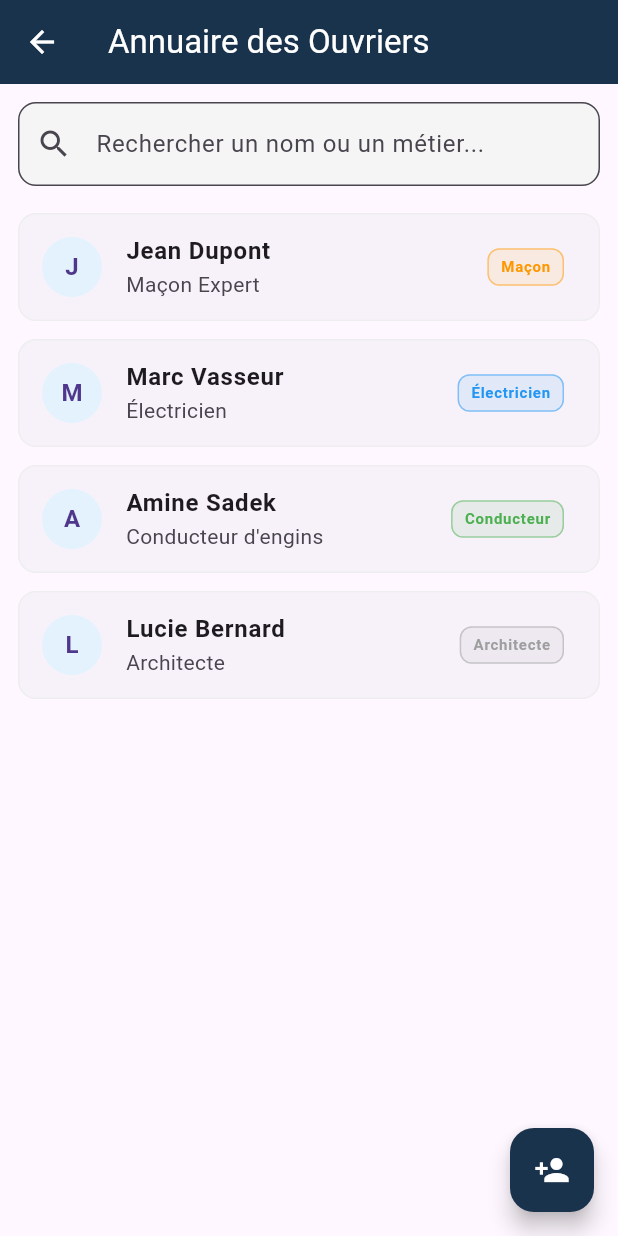
After one commit to Kevin-Razafison/ArkChantier, a Flutter app: the OuvriersScreen screen opened directly, on a phone screen of 412 x 824 dp. The commit adds this screen. Run offline on Flutter 3.47's test engine with Material 3 defaults, Android fonts, the phone set to English and light mode, and no system bars; our stand-ins replace image_picker; network calls fail.

Commit message:
feat: création de l'annuaire global des ouvriers avec recherche

```diff
--- a/lib/main.dart
+++ b/lib/main.dart
@@ -3,6 +3,7 @@ import 'models/user_model.dart';
 import 'widgets/sidebar_drawer.dart';
 import 'screens/dashboard_view.dart';
 import 'screens/chantiers_screen.dart';
+import 'screens/ouvrier_screen.dart';
 
 void main() => runApp(const ChantierApp());
 
@@ -46,7 +47,7 @@ class _MainShellState extends State<MainShell> {
     final List<Widget> pages = [
       DashboardView(user: currentUser),
       const ChantiersScreen(),
-      const Center(child: Text("Gestion des Ouvriers")),
+      const OuvriersScreen(),
       const Center(child: Text("Stocks Matériel")),
       const Center(child: Text("Paramètres")),
     ];
--- /dev/null
+++ b/lib/screens/ouvrier_screen.dart
@@ -0,0 +1,125 @@
+import 'package:flutter/material.dart';
+import '../models/ouvrier_model.dart';
+import '../data/mock_data.dart';
+
+class OuvriersScreen extends StatefulWidget {
+  const OuvriersScreen({super.key});
+
+  @override
+  State<OuvriersScreen> createState() => _OuvriersScreenState();
+}
+
+class _OuvriersScreenState extends State<OuvriersScreen> {
+  // Liste filtrée pour la recherche
+  List<Ouvrier> _filteredOuvriers = [];
+  final TextEditingController _searchController = TextEditingController();
+
+  @override
+  void initState() {
+    super.initState();
+    _filteredOuvriers = globalOuvriers; // Au début, on affiche tout le monde
+  }
+
+  void _filterOuvriers(String query) {
+    setState(() {
+      _filteredOuvriers = globalOuvriers
+          .where((o) =>
+              o.nom.toLowerCase().contains(query.toLowerCase()) ||
+              o.specialite.toLowerCase().contains(query.toLowerCase()))
+          .toList();
+    });
+  }
+
+  @override
+  Widget build(BuildContext context) {
+    return Scaffold(
+      appBar: AppBar(
+        title: const Text("Annuaire des Ouvriers"),
+        backgroundColor: const Color(0xFF1A334D),
+        foregroundColor: Colors.white,
+      ),
+      body: Column(
+        children: [
+          // Barre de recherche
+          Padding(
+            padding: const EdgeInsets.all(12.0),
+            child: TextField(
+              controller: _searchController,
+              onChanged: _filterOuvriers,
+              decoration: InputDecoration(
+                hintText: "Rechercher un nom ou un métier...",
+                prefixIcon: const Icon(Icons.search),
+                border: OutlineInputBorder(borderRadius: BorderRadius.circular(12)),
+                filled: true,
+                fillColor: Colors.grey[100],
+              ),
+            ),
+          ),
+
+          // Liste des ouvriers
+          Expanded(
+            child: _filteredOuvriers.isEmpty
+              ? const Center(child: Text("Aucun ouvrier trouvé"))
+              : ListView.builder(
+                  itemCount: _filteredOuvriers.length,
+                  itemBuilder: (context, index) {
+                    final worker = _filteredOuvriers[index];
+                    return Card(
+                      margin: const EdgeInsets.symmetric(horizontal: 12, vertical: 6),
+                      elevation: 0,
+                      shape: RoundedRectangleBorder(
+                        side: BorderSide(color: Colors.grey[200]!),
+                        borderRadius: BorderRadius.circular(12)
+                      ),
+                      child: ListTile(
+                        leading: CircleAvatar(
+                          backgroundColor: Colors.blue[50],
+                          child: Text(worker.nom[0], style: const TextStyle(fontWeight: FontWeight.bold)),
+                        ),
+                        title: Text(worker.nom, style: const TextStyle(fontWeight: FontWeight.bold)),
+                        subtitle: Text(worker.specialite),
+                        trailing: _buildSpecialtyChip(worker.specialite),
+                        onTap: () {
+                          // Plus tard : Voir les chantiers passés de cet ouvrier
+                        },
+                      ),
+                    );
+                  },
+                ),
+          ),
+        ],
+      ),
+      floatingActionButton: FloatingActionButton(
+        backgroundColor: const Color(0xFF1A334D),
+        onPressed: () => _showAddWorkerDialog(),
+        child: const Icon(Icons.person_add, color: Colors.white),
+      ),
+    );
+  }
+
+  // Petit badge coloré selon la spécialité
+  Widget _buildSpecialtyChip(String label) {
+    Color chipColor = Colors.grey;
+    if (label.contains("Maçon")) chipColor = Colors.orange;
+    if (label.contains("Électricien")) chipColor = Colors.blue;
+    if (label.contains("Conducteur")) chipColor = Colors.green;
+
+    return Container(
+      padding: const EdgeInsets.symmetric(horizontal: 8, vertical: 4),
+      decoration: BoxDecoration(
+        color: chipColor.withOpacity(0.1),
+        borderRadius: BorderRadius.circular(8),
+        border: Border.all(color: chipColor.withOpacity(0.5)),
+      ),
+      child: Text(
+        label.split(' ')[0], // Affiche juste le premier mot
+        style: TextStyle(color: chipColor, fontSize: 10, fontWeight: FontWeight.bold),
+      ),
+    );
+  }
+
+  void _showAddWorkerDialog() {
+    // Logique pour ajouter un nouvel ouvrier à globalOuvriers
+    // On verra ça au prochain tour !
+  }
+}
```
